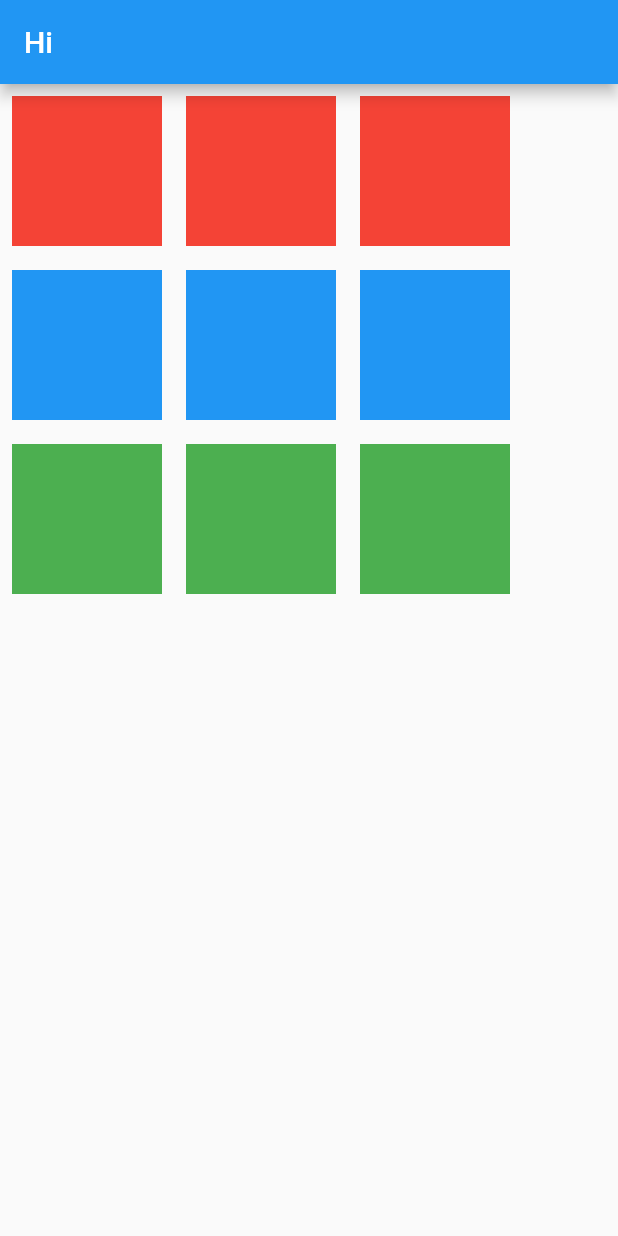
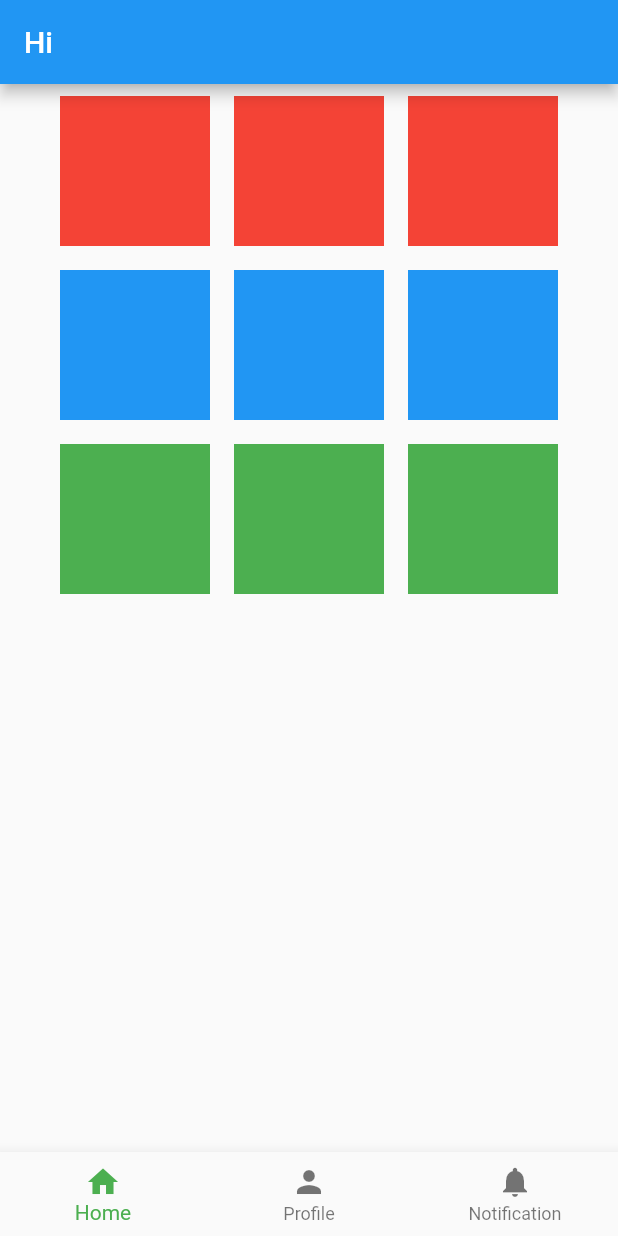
Before and after one commit to yunsi13/2023-Flutter, a Flutter app: the screen it shows after launch, on a phone screen of 412 x 824 dp. Run offline on Flutter 3.47's test engine with Material 2 defaults, Android fonts, the phone set to English and light mode, and no system bars.

Commit message:
center, BottomNavigationBar

```diff
--- a/lib/ContainerTest.dart
+++ b/lib/ContainerTest.dart
@@ -16,7 +16,10 @@ class _ContainerTestState extends State<ContainerTest> {
           backgroundColor: Colors.blue,
         ),
         body: Row(
-          children: [
+          mainAxisSize: MainAxisSize.max,
+          mainAxisAlignment: MainAxisAlignment.center,
+          crossAxisAlignment: CrossAxisAlignment.center,
+          children: <Widget>[
             Column(
               children: [
                 Container(
@@ -85,6 +88,21 @@ class _ContainerTestState extends State<ContainerTest> {
             ),
           ],
         ),
+      bottomNavigationBar: BottomNavigationBar(items: [
+        BottomNavigationBarItem(
+            icon: Icon(Icons.home,
+            ),
+            label: 'Home'),
+        BottomNavigationBarItem(
+            icon: Icon(Icons.person,
+            ),
+            label: 'Profile'),
+        BottomNavigationBarItem(
+            icon: Icon(Icons.notifications),
+            label: 'Notification'
+        ),
+
+      ]),
 
     );
   }
```
Also changed, not shown: lib/main.dart (line endings or trailing spaces).
